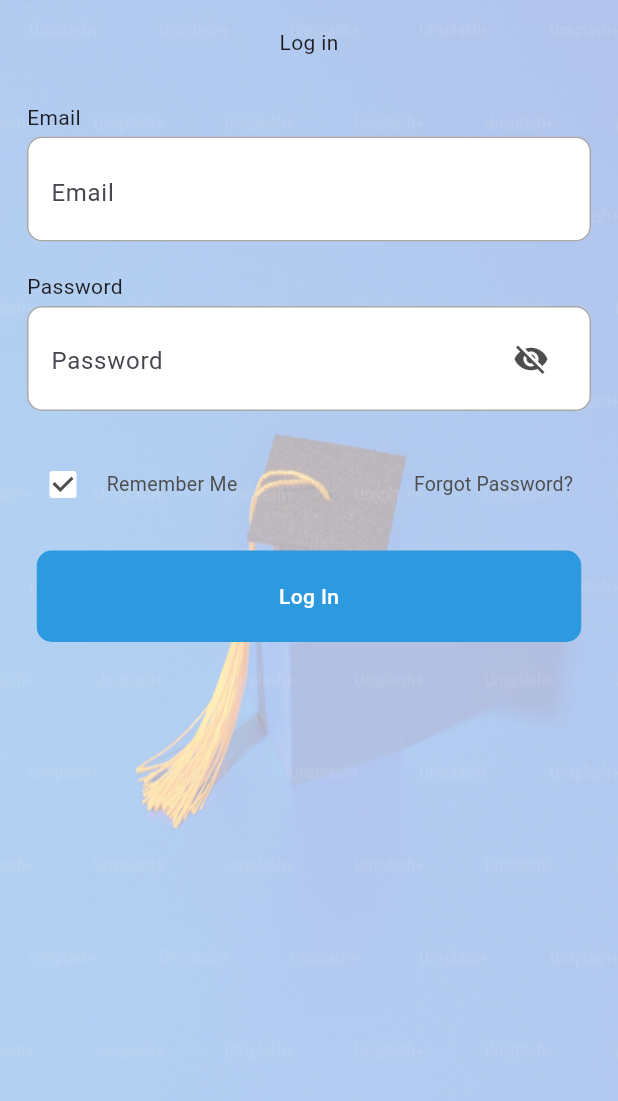
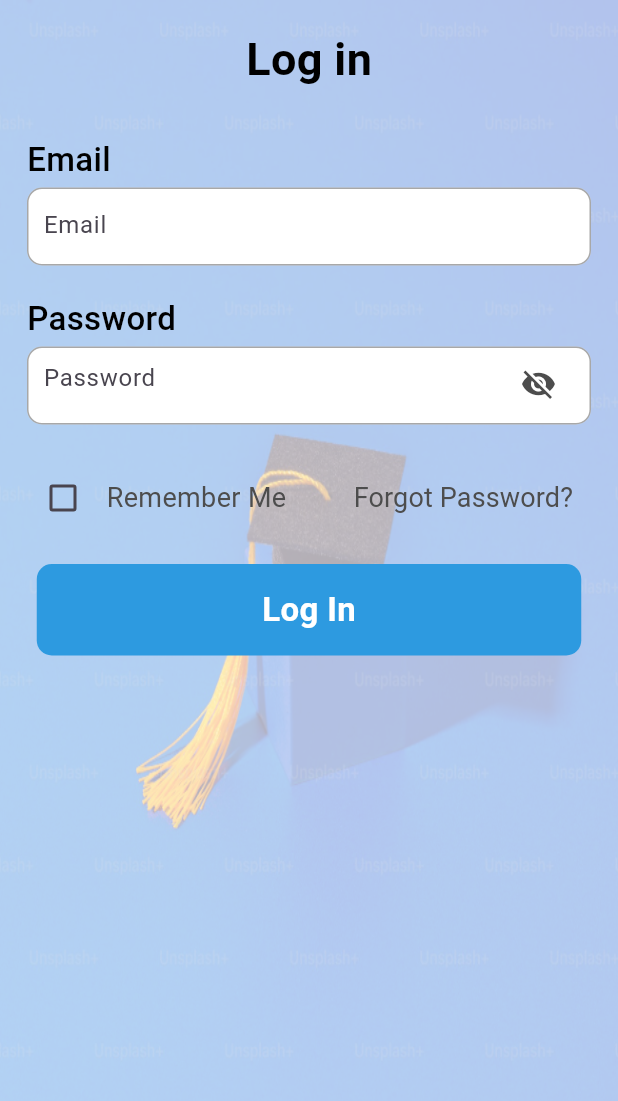
Before and after one commit to Basmala239/Capstone, a Flutter app: the screen it shows after launch, after a tap on "Student", on a phone screen of 412 x 824 dp. Shown: the top 1101 px of the screen. Run offline on Flutter 3.47's test engine with Material 3 defaults, Android fonts, the phone set to English and light mode, and no system bars.

Commit message:
Add existing file

```diff
--- a/lib/features/auth/presentation/view/login_view/widgets/login_view_body.dart
+++ b/lib/features/auth/presentation/view/login_view/widgets/login_view_body.dart
@@ -1,6 +1,7 @@
 import 'package:capstone/features/auth/presentation/view/reset_password/reset_password_view.dart';
 import 'package:capstone/features/home/presentation/view/home_view.dart';
 import 'package:capstone/resources/color_manager.dart';
+import 'package:capstone/resources/text_styles.dart';
 import 'package:capstone/utils/widgets/custom_buttons.dart';
 import 'package:capstone/utils/widgets/custom_text_field.dart';
 import 'package:flutter/material.dart';
@@ -29,7 +30,8 @@ class _LoginViewBodyState extends State<LoginViewBody> {
         child: Column(
           crossAxisAlignment: CrossAxisAlignment.center,
           children: [
-            Text('Log in'),
+            Text('Log in',
+            style: TextStyles.black30W600,),
             const SizedBox(height: 30,),
             CustomTextField(controller: _emailController,
               hint: 'Email',
@@ -47,29 +49,21 @@ class _LoginViewBodyState extends State<LoginViewBody> {
                     Checkbox(
                       checkColor: ColorManager.gray4D,
                       activeColor: ColorManager.white,
-                      value: true,
+                      value: false,
                       onChanged: (bool? value) {
 
                       },
                     ),
                     const SizedBox(width:5,),
                     const Text('Remember Me',
-                    style: TextStyle(
-                      color: ColorManager.gray4D,
-                      fontWeight: FontWeight.w400,
-                      fontSize: 13
-                    ),),
+                    style: TextStyles.gray18W400,),
                     const Spacer(),
                     TextButton(onPressed: (){
 
                       Navigator.push(context, MaterialPageRoute(builder: (context)=>ResetPasswordView()));
 
                     }, child: const Text('Forgot Password?',
-                    style: TextStyle(
-                      color: ColorManager.gray4D,
-                      fontWeight: FontWeight.w400,
-                      fontSize: 13
-                    ),))
+                    style: TextStyles.gray18W400,))
                   ],
                 ),
                 const SizedBox(height: 20,),
--- a/lib/features/auth/presentation/view/reset_password/widgets/reset_password_body.dart
+++ b/lib/features/auth/presentation/view/reset_password/widgets/reset_password_body.dart
@@ -1,5 +1,6 @@
 import 'package:capstone/features/auth/presentation/view/verify_email/verify_email.dart';
 import 'package:capstone/resources/color_manager.dart';
+import 'package:capstone/resources/text_styles.dart';
 import 'package:capstone/utils/widgets/custom_buttons.dart';
 import 'package:capstone/utils/widgets/custom_text_field.dart';
 import 'package:flutter/material.dart';
@@ -15,10 +16,7 @@ class ResetPasswordBody extends StatelessWidget {
         child: Column(
           children: [
             const Text('Reset Password',
-            style: TextStyle(
-              fontSize: 20,
-              fontWeight: FontWeight.w600,
-            ),),
+            style: TextStyles.black30W600,),
             const SizedBox(height: 20,),
             const Text('Please enter your email address to for us to send you the link to reset your password on.',
             style: TextStyle(
--- a/lib/features/auth/presentation/view/roles_view/widgets/role_card.dart
+++ b/lib/features/auth/presentation/view/roles_view/widgets/role_card.dart
@@ -1,6 +1,7 @@
 import 'package:capstone/resources/color_manager.dart';
 import 'package:capstone/features/auth/data/models/roles_models/role_card_model.dart';
 import 'package:capstone/features/auth/presentation/view/login_view/login_view.dart';
+import 'package:capstone/resources/text_styles.dart';
 import 'package:flutter/material.dart';
 
 Widget roleCard(RoleCardModel role, int index, BuildContext context){
@@ -23,7 +24,7 @@ Widget roleCard(RoleCardModel role, int index, BuildContext context){
         mainAxisAlignment: MainAxisAlignment.spaceEvenly,
         children: [
           Image.asset(role.image),
-          Text(role.role)
+          Text(role.role, style: index%2==0? TextStyles.white24w600:TextStyles.black24w600,)
         ],
       ),
     ),
--- a/lib/features/auth/presentation/view/roles_view/widgets/roles_view_body.dart
+++ b/lib/features/auth/presentation/view/roles_view/widgets/roles_view_body.dart
@@ -1,6 +1,7 @@
 import 'package:capstone/resources/assets_manager.dart';
 import 'package:capstone/features/auth/data/models/roles_models/role_card_model.dart';
 import 'package:capstone/features/auth/presentation/view/roles_view/widgets/role_card.dart';
+import 'package:capstone/resources/text_styles.dart';
 import 'package:flutter/material.dart';
 
 class RolesViewBody extends StatelessWidget {
@@ -21,7 +22,8 @@ class RolesViewBody extends StatelessWidget {
         child: Column(
           crossAxisAlignment: CrossAxisAlignment.center,
           children: [
-            Text('Welcome to Capstone'),
+            Text('Welcome to Capstone',
+            style: TextStyles.black30W600,),
             ...List.generate(roles.length,
             (index)=>roleCard(roles[index],index,context)
             ),
--- a/lib/features/auth/presentation/view/set_new_password_view.dart/widget/set_new_password_body.dart
+++ b/lib/features/auth/presentation/view/set_new_password_view.dart/widget/set_new_password_body.dart
@@ -1,4 +1,5 @@
 import 'package:capstone/features/home/presentation/view/home_view.dart';
+import 'package:capstone/resources/text_styles.dart';
 import 'package:capstone/utils/widgets/custom_buttons.dart';
 import 'package:capstone/utils/widgets/custom_text_field.dart';
 import 'package:flutter/material.dart';
@@ -15,10 +16,7 @@ class SetNewPasswordBody extends StatelessWidget {
           crossAxisAlignment: CrossAxisAlignment.center,
           children: [
             const Text('Set The New Password',
-            style: TextStyle(
-              fontWeight: FontWeight.w600,
-              fontSize: 20,
-            ),),
+            style: TextStyles.black30W600,),
             const SizedBox(height: 30,),
             CustomTextField(
               ontap: (){
--- a/lib/features/auth/presentation/view/verify_email/widgets/verify_email_body.dart
+++ b/lib/features/auth/presentation/view/verify_email/widgets/verify_email_body.dart
@@ -1,5 +1,6 @@
 import 'package:capstone/features/auth/presentation/view/set_new_password_view.dart/set_new_password_view.dart';
 import 'package:capstone/resources/color_manager.dart';
+import 'package:capstone/resources/text_styles.dart';
 import 'package:capstone/utils/widgets/custom_buttons.dart';
 import 'package:flutter/material.dart';
 
@@ -16,10 +17,7 @@ class VerifyEmailBody extends StatelessWidget {
         crossAxisAlignment: CrossAxisAlignment.center,
         children: [
           const Text('Verify Your Email',
-          style: TextStyle(
-            fontWeight: FontWeight.w600,
-            fontSize: 24
-          ),),
+          style: TextStyles.black30W600,),
           Text('We’ll send the code on $email',
           style: const TextStyle(
             fontWeight: FontWeight.w400,
--- a/lib/features/profile/presentation/view/edit_profile_view/edit_profile_view.dart
+++ b/lib/features/profile/presentation/view/edit_profile_view/edit_profile_view.dart
@@ -1,4 +1,4 @@
-import 'package:capstone/features/profile/presentation/view/profile_view/widgets/profile_view_body.dart';
+import 'package:capstone/features/profile/presentation/view/edit_profile_view/widgets/profile_edit_view_body.dart';
 import 'package:capstone/utils/widgets/background.dart';
 import 'package:capstone/utils/widgets/custom_appbar.dart';
 import 'package:flutter/material.dart';
@@ -13,7 +13,7 @@ class EditProfileView extends StatelessWidget {
       body: Stack(
         children: [
           Background(),
-          ProfileViewBody(),
+          ProfileEditViewBody(),
         ],
       ),
     );
--- a/lib/features/profile/presentation/view/profile_view/profile_view.dart
+++ b/lib/features/profile/presentation/view/profile_view/profile_view.dart
@@ -13,7 +13,7 @@ class ProfileView extends StatelessWidget {
       body: Stack(
         children: [
           Background(),
-          ProfileViewBody(),
+          profileViewBody(context),
         ],
       ),
     );
--- a/lib/features/splash/presentation/view/widgets/splash_view_body.dart
+++ b/lib/features/splash/presentation/view/widgets/splash_view_body.dart
@@ -1,5 +1,6 @@
 import 'package:capstone/resources/assets_manager.dart';
 import 'package:capstone/features/auth/presentation/view/roles_view/roles_view.dart';
+import 'package:capstone/resources/text_styles.dart';
 import 'package:flutter/material.dart';
 
 class SplashBody extends StatefulWidget {
@@ -25,7 +26,7 @@ class _SplashBodyState extends State<SplashBody> {
           Image.asset(
                   AssetsManager.logoImage,
                 ),
-          Text('Capstone'),
+          Text('Capstone',style: TextStyles.black36W600Italic,),
         ],
       ),
     );
--- a/lib/resources/color_manager.dart
+++ b/lib/resources/color_manager.dart
@@ -10,6 +10,7 @@ class ColorManager {
   static const Color blue4D=Color(0xFF06224D);
   static const Color white=Color(0xFFFFFFFF);
   static const Color whiteop=Color.fromARGB(130, 255, 255, 255);
+  static const Color op=Color.fromARGB(0, 255, 255, 255);
   static const Color black=Color(0xFF000000);
   static const Color gray4Dop=Color.fromARGB(125, 77, 77, 77);
   static const Color gray4D=Color(0xFF4D4D4D);
--- a/lib/resources/text_styles.dart
+++ b/lib/resources/text_styles.dart
@@ -18,4 +18,44 @@ class TextStyles {
       fontWeight: FontWeight.w700,
       color: ColorManager.white);
 
+  static const TextStyle white24w600 = TextStyle(
+      fontSize: 24,
+      fontWeight: FontWeight.w600,
+      color: ColorManager.white);
+
+  static const TextStyle white22w700 = TextStyle(
+      fontSize: 22,
+      fontWeight: FontWeight.w700,
+      color: ColorManager.white);
+
+  static const TextStyle black24w600 = TextStyle(
+      fontSize: 24,
+      fontWeight: FontWeight.w600,
+      color: ColorManager.black);
+
+  static const TextStyle black30W600 = TextStyle(
+      fontSize: 30,
+      fontWeight: FontWeight.w600,
+      color: ColorManager.black);
+  static const TextStyle black36W600Italic = TextStyle(
+      fontSize: 36,
+      fontStyle: FontStyle.italic,
+      fontWeight: FontWeight.w600,
+      color: ColorManager.black);
+
+  static const TextStyle black22W500 = TextStyle(
+      fontSize: 22,
+      fontWeight: FontWeight.w500,
+      color: ColorManager.black)
+      ;
+  static const TextStyle black20W500 = TextStyle(
+      fontSize: 20,
+      fontWeight: FontWeight.w500,
+      color: ColorManager.black);
+
+  static const TextStyle gray18W400 = TextStyle(
+      fontSize: 18,
+      fontWeight: FontWeight.w400,
+      color: ColorManager.gray4D);
+
 }
--- a/lib/utils/widgets/custom_appbar.dart
+++ b/lib/utils/widgets/custom_appbar.dart
@@ -1,15 +1,17 @@
+import 'package:capstone/resources/color_manager.dart';
 import 'package:capstone/resources/text_styles.dart';
 import 'package:flutter/material.dart';
 
 AppBar customAppBar(String title,BuildContext context){
   return AppBar(
+    backgroundColor: ColorManager.blueCC,
     shape: RoundedRectangleBorder(
       borderRadius: BorderRadius.vertical(
         bottom: Radius.circular(15),
       ),
     ),
     leading: IconButton(
-          icon: const Icon(Icons.arrow_back_ios),
+          icon: const Icon(Icons.arrow_back_ios, color: ColorManager.white,),
           onPressed: (){
             Navigator.pop(context);
           },
--- a/lib/utils/widgets/custom_back_button.dart
+++ b/lib/utils/widgets/custom_back_button.dart
@@ -2,7 +2,7 @@ import 'package:flutter/material.dart';
 
 Widget backButton(BuildContext context){
   return IconButton(
-          icon: const Icon(Icons.arrow_back_ios),
+          icon: const Icon(Icons.arrow_back_ios,color: Colors.white,),
           onPressed: (){
             Navigator.pop(context);
           },
--- a/lib/utils/widgets/custom_buttons.dart
+++ b/lib/utils/widgets/custom_buttons.dart
@@ -1,31 +1,31 @@
 import 'package:capstone/resources/color_manager.dart';
+import 'package:capstone/resources/text_styles.dart';
 import 'package:capstone/utils/size_config.dart';
 import 'package:flutter/material.dart';
 class CustomGeneralButton extends StatelessWidget {
-  const CustomGeneralButton({super.key, this.text, this.onTap, this.editwidth=363});
-  final String? text;
+  const CustomGeneralButton({super.key, required this.text, this.onTap, this.editwidth=363,this.editheight=61,this.inverse=false});
+  final String text;
   final VoidCallback? onTap;
-  final double? editwidth;
+  final double editwidth;
+  final double editheight;
+  final bool inverse;
   @override
   Widget build(BuildContext context) {
     SizeConfig().init(context);
     return GestureDetector(
       onTap: onTap,
       child: Container(
-        height: 61,
-        width:editwidth!*SizeConfig.horizontalBlock,
+        height: editheight,
+        width:editwidth*SizeConfig.horizontalBlock,
         decoration: BoxDecoration(
-          color: ColorManager.blueEo,
+          color:inverse?ColorManager.op: ColorManager.blueEo,
           borderRadius: BorderRadius.circular(10),
+          border: inverse? Border.all(color:ColorManager.blueEo):Border.all(color:ColorManager.op)
         ),
         child: Center(
           child: Text(
-            text!,
-            style: const TextStyle(
-              fontSize: 14,
-              color: ColorManager.white,
-              fontWeight: FontWeight.w500,
-            ),
+            text,
+            style: inverse?TextStyles.blue4D18w700 :TextStyles.white22w700,
             textAlign: TextAlign.left,
           ),
         ),
--- a/lib/utils/widgets/custom_text_field.dart
+++ b/lib/utils/widgets/custom_text_field.dart
@@ -1,4 +1,5 @@
 import 'package:capstone/resources/color_manager.dart';
+import 'package:capstone/resources/text_styles.dart';
 import 'package:capstone/utils/size_config.dart';
 import 'package:flutter/material.dart';
 // ignore: must_be_immutable
@@ -9,6 +10,7 @@ class CustomTextField extends StatelessWidget {
     this.isPassword = false,
     this.obscureText = false,
     this.textInputType = TextInputType.text,this.empty= false, this.wrong= false,
+    this.color=ColorManager.white
     });
 
   final TextEditingController controller;
@@ -19,24 +21,25 @@ class CustomTextField extends StatelessWidget {
   final bool wrong;
   bool obscureText;
   final TextInputType textInputType;
+  final Color color;
   @override
   Widget build(BuildContext context) {
     SizeConfig().init(context);
     return Column(
       crossAxisAlignment: CrossAxisAlignment.start,
       children: [
-        Text(hint),
+        Text(hint,style: TextStyles.black22W500),
         const SizedBox(height: 3,),
         Container(
 
-          padding: const EdgeInsets.symmetric(vertical:13,horizontal: 15),
-          decoration: BoxDecoration(
-            color: ColorManager.white,
+          padding: EdgeInsets.symmetric(horizontal: 10),
+            decoration: BoxDecoration(
+            color: color,
             border: Border.all(width: 1,color :ColorManager.gray4Dop),
             borderRadius: BorderRadius.circular(10),
           ),
           child: SizedBox(
-            height: 42,
+            height: 50,
             width: 363*SizeConfig.horizontalBlock,
             child: TextField(
               keyboardType: textInputType,
```
Also changed, not shown: lib/features/home/presentation/view/widgets/home_view_appber.dart (+22 -9 lines), lib/features/profile/presentation/view/edit_profile_view/widgets/profile_edit_view_body.dart (+41 -4 lines), lib/features/profile/presentation/view/profile_view/widgets/data_widget.dart (+6 -2 lines), lib/features/profile/presentation/view/profile_view/widgets/profile_view_body.dart (+34 -14 lines).
